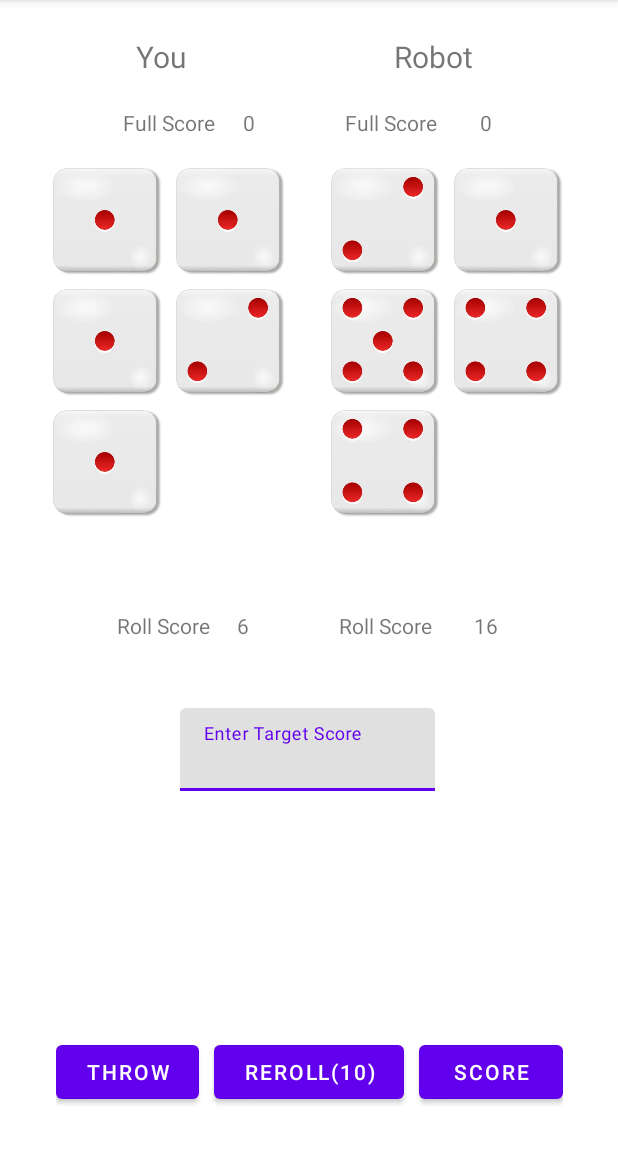
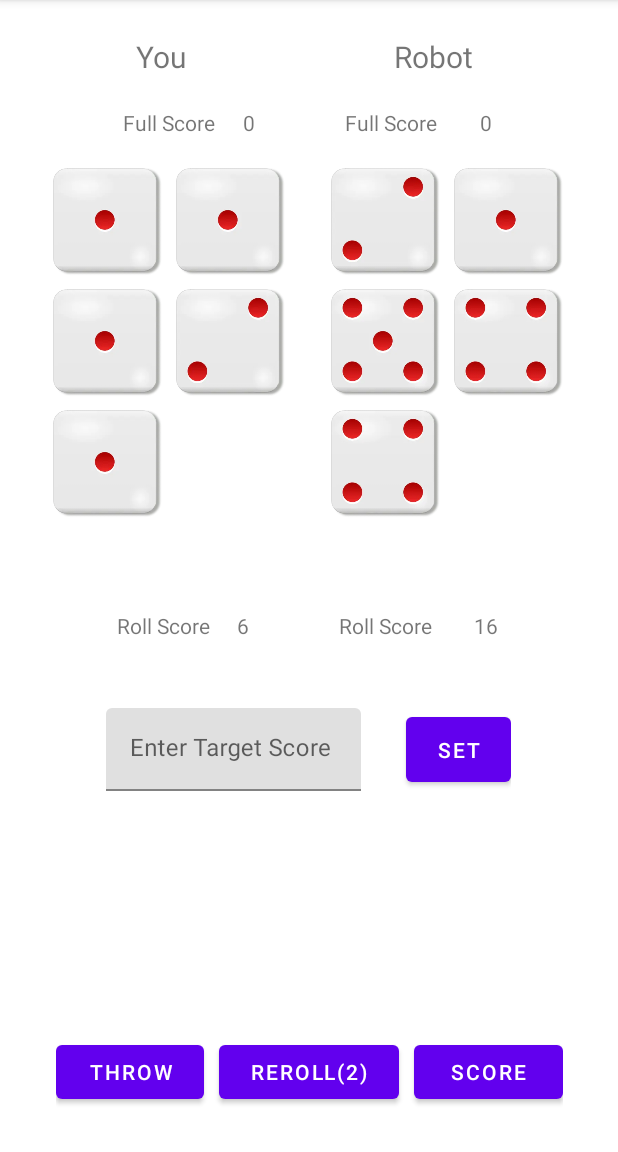
Before and after one commit to GinuraRansika/DiceGame_Kotlin, an Android app: the GameActivity screen opened directly, with no data from a screen before it, after a tap on "THROW", on a phone screen of 412 x 824 dp, the part 84-1236 px from its top. Run offline under Robolectric (Android 15) with nearby library versions, the phone set to English and light mode, and no system bars.

Commit message:
Added the Reroll functionality fully and added a field to add the target game winning score

```diff
--- a/app/src/main/java/com/example/android/dicegameapplication/GameActivity.kt
+++ b/app/src/main/java/com/example/android/dicegameapplication/GameActivity.kt
@@ -2,18 +2,22 @@ package com.example.android.dicegameapplication
 
 import android.os.Bundle
 import android.widget.Button
+import android.widget.EditText
 import android.widget.ImageView
 import android.widget.TextView
+import android.widget.Toast
 import androidx.appcompat.app.AppCompatActivity
 import androidx.lifecycle.Observer
 import androidx.lifecycle.ViewModelProvider
 import com.example.android.dicegameapplication.viewModel.DiceViewModel
+import com.google.android.material.textfield.TextInputEditText
 
 class GameActivity : AppCompatActivity() {
     private lateinit var viewModel : DiceViewModel
     private lateinit var btnThrow: Button
     private lateinit var btnReRoll: Button
     private lateinit var btnScore: Button
+    private lateinit var btnSetGameWinningScore: Button
     private var reRollDiceArray = mutableListOf<Int>()
     private val imageViewsForUser by lazy {
         arrayOf<ImageView> (
@@ -31,6 +35,7 @@ class GameActivity : AppCompatActivity() {
             findViewById(R.id.compDice4),
             findViewById(R.id.compDice5))
     }
+    private val textInputGameWinningScore by lazy { findViewById<EditText>(R.id.textInputGameWinningScore) }
     private val textViewUserRollFullScore by lazy { findViewById<TextView>(R.id.textViewUserScore) }
     private val textViewRobotRollFullScore by lazy { findViewById<TextView>(R.id.textViewRobotScore) }
     private val textViewUserFullScore by lazy { findViewById<TextView>(R.id.textViewUserFullScore) }
@@ -46,10 +51,26 @@ class GameActivity : AppCompatActivity() {
         btnThrow = findViewById(R.id.btnThrow)
         btnThrow.setOnClickListener{
             // avoid re throwing dice if the user hasn't scored previous scores
-            if(viewModel.allowToThrow.value!!){ viewModel.rollDice() }
+            if(viewModel.allowToThrow.value!!){
+                viewModel.rollDice()
+                if(viewModel.allowToChangeWinningScore.value!!.not()){
+                    textInputGameWinningScore.isEnabled = false
+                }
+            }
         }
 
+        btnSetGameWinningScore = findViewById(R.id.btnSetGameWinningScore)
+        btnSetGameWinningScore.setOnClickListener{
+            if(viewModel.allowToChangeWinningScore.value!!){
+                Toast.makeText(this, "Changed ${viewModel.winningScore.value}",Toast.LENGTH_LONG).show()
+                viewModel.setGameWinningScore(textInputGameWinningScore.text.toString())
+                textInputGameWinningScore.clearFocus()
+
+            }
+        }
         getUserSelectedDiceToReRoll()
+
+
 
         btnScore = findViewById(R.id.btnScore)
         btnScore.setOnClickListener{
--- a/app/src/main/java/com/example/android/dicegameapplication/util/DiceHelper.kt
+++ b/app/src/main/java/com/example/android/dicegameapplication/util/DiceHelper.kt
@@ -27,8 +27,8 @@ class DiceHelper {
 
         fun getReRolledArray( diceArray: IntArray, reRollDiceArray:IntArray?): IntArray {
             for (i in reRollDiceArray!!.indices) {
-                val element = reRollDiceArray[i]
-                diceArray.set(element-1,getDie())
+                val index = reRollDiceArray[i] - 1
+                diceArray[index] = getDie()
             }
             return diceArray
         }
--- a/app/src/main/java/com/example/android/dicegameapplication/viewModel/DiceViewModel.kt
+++ b/app/src/main/java/com/example/android/dicegameapplication/viewModel/DiceViewModel.kt
@@ -2,11 +2,9 @@ package com.example.android.dicegameapplication.viewModel
 
 import android.app.Application
 import android.util.Log
-import android.widget.ImageView
 import androidx.lifecycle.AndroidViewModel
 import androidx.lifecycle.MutableLiveData
 import com.example.android.dicegameapplication.LOG_TAG
-import com.example.android.dicegameapplication.R
 import com.example.android.dicegameapplication.util.DiceHelper
 
 class DiceViewModel(app: Application) : AndroidViewModel(app) {
@@ -18,12 +16,14 @@ class DiceViewModel(app: Application) : AndroidViewModel(app) {
     val userCurrentRollFullScore = MutableLiveData<String>()
     val robotCurrentRollFullScore = MutableLiveData<String>()
     val remainingReRolls = MutableLiveData<String>()
+    var winningScore = MutableLiveData<String>()
 
     var allowToThrow = MutableLiveData<Boolean>()
     var allowToReRoll = MutableLiveData<Boolean>()
     var allowToScore = MutableLiveData<Boolean>()
+    var allowToChangeWinningScore = MutableLiveData<Boolean>()
 
-    private val maxReRolls = 10
+    private val maxReRolls = 2
     private val context = app
 
     init {
@@ -31,7 +31,9 @@ class DiceViewModel(app: Application) : AndroidViewModel(app) {
         allowToThrow.value = true
         allowToReRoll.value = false
         allowToScore.value = false
+        allowToChangeWinningScore.value = true
         remainingReRolls.value = maxReRolls.toString()
+        winningScore.value = 101.toString()
         userFullScore.value = "0"
         robotFullScore.value = "0"
         userCurrentRollFullScore.value = "0"
@@ -40,36 +42,47 @@ class DiceViewModel(app: Application) : AndroidViewModel(app) {
         robotDiceArray.value = intArrayOf(6, 6, 6, 6, 6)
     }
 
+    fun setGameWinningScore(userEnteredScore: String){
+        if(allowToChangeWinningScore.value == true)
+            winningScore.value = userEnteredScore
+    }
+
     fun rollDice() {
+        allowToChangeWinningScore.value = false
         allowToThrow.value = false
         allowToReRoll.value = true
         allowToScore.value = true
+        remainingReRolls.value = maxReRolls.toString()
+
         userDiceArray.value = DiceHelper.rollDice()
         userCurrentRollFullScore.value = DiceHelper.getCurrentRollFullScore(context,userDiceArray.value)
         robotDiceArray.value = DiceHelper.rollDice()
         robotCurrentRollFullScore.value = DiceHelper.getCurrentRollFullScore(context,robotDiceArray.value)
-
     }
 
     fun scoreDiceValue() {
         allowToThrow.value = true
         allowToScore.value = false
         allowToReRoll.value = false
+
         userFullScore.value = DiceHelper.getFullScore(context,userFullScore.value, userCurrentRollFullScore.value)
         robotFullScore.value = DiceHelper.getFullScore(context,robotFullScore.value, robotCurrentRollFullScore.value)
     }
 
     fun reRollDice(reRollDiceArray: IntArray) {
-        if(remainingReRolls.value!!.toInt() > 0) {
+        if(remainingReRolls.value!!.toInt() > 1) {
             if(reRollDiceArray.isNotEmpty()){
                 allowToScore.value =  true
+
                 remainingReRolls.value = (remainingReRolls.value!!.toInt() - 1).toString()
                 userDiceArray.value = userDiceArray.value?.let { DiceHelper.getReRolledArray(it,reRollDiceArray) }
                 userCurrentRollFullScore.value = DiceHelper.getCurrentRollFullScore(context,userDiceArray.value)
             }
-
+        }else if(remainingReRolls.value!!.toInt() == 1) {
+            remainingReRolls.value = (remainingReRolls.value!!.toInt() - 1).toString()
+            userDiceArray.value = userDiceArray.value?.let { DiceHelper.getReRolledArray(it,reRollDiceArray) }
+            userCurrentRollFullScore.value = DiceHelper.getCurrentRollFullScore(context,userDiceArray.value)
+            scoreDiceValue()
         }
-
-
     }
 }
--- a/app/src/main/res/layout/activity_game.xml
+++ b/app/src/main/res/layout/activity_game.xml
@@ -116,11 +116,11 @@
 
     <LinearLayout
         android:id="@+id/linearLayout4"
-        android:layout_width="200dp"
+        android:layout_width="270dp"
         android:layout_height="55dp"
         android:layout_marginTop="36dp"
         android:gravity="center"
-        android:orientation="vertical"
+        android:orientation="horizontal"
         app:layout_constraintEnd_toEndOf="parent"
         app:layout_constraintHorizontal_bias="0.497"
         app:layout_constraintStart_toStartOf="parent"
@@ -128,14 +128,23 @@
 
         <com.google.android.material.textfield.TextInputLayout
             android:layout_width="170dp"
+            android:layout_marginEnd="30dp"
             android:layout_height="match_parent">
 
             <com.google.android.material.textfield.TextInputEditText
+                android:id="@+id/textInputGameWinningScore"
                 android:layout_width="match_parent"
-                android:layout_height="wrap_content"
+                android:layout_height="match_parent"
                 android:hint="@string/enter_target_score"
                 android:inputType="number|numberDecimal" />
         </com.google.android.material.textfield.TextInputLayout>
+
+        <Button
+            android:id="@+id/btnSetGameWinningScore"
+            android:layout_width="0dp"
+            android:layout_height="match_parent"
+            android:layout_weight="1"
+            android:text="@string/set" />
     </LinearLayout>
 
     <LinearLayout
--- a/app/src/main/res/values/strings.xml
+++ b/app/src/main/res/values/strings.xml
@@ -18,4 +18,5 @@
     <string name="roll_score">Roll Score</string>
     <string name="full_score">Full Score</string>
     <string name="enter_target_score">Enter Target Score</string>
+    <string name="set">set</string>
 </resources>
```
